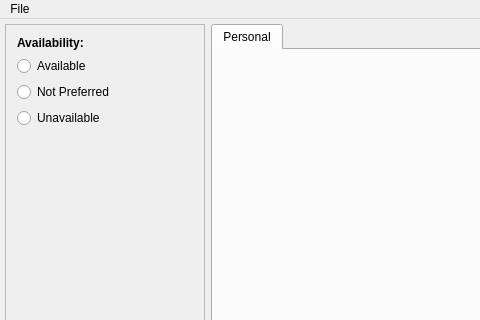
Old version of the form Schedulerdialog.ui in the repository aabarnes/Scheduler; both pictures show x 0 to 480 and y 0 to 320 of the 879 by 760 pixel window.
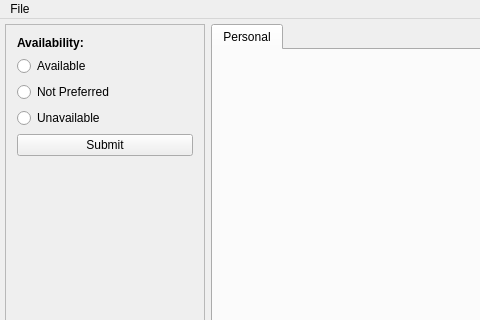
New version of the form. Custom widgets are drawn as their Qt base class.

Commit message:
User Profile, All button, Submit button
implemented All button.
implemented Submit button.
created CommonEnums header and MeetingGroup class.

```diff
--- a/Schedulerdialog.ui
+++ b/Schedulerdialog.ui
@@ -92,6 +92,13 @@
          </item>
         </layout>
        </item>
+       <item>
+        <widget class="QPushButton" name="buttonSubmit">
+         <property name="text">
+          <string>Submit</string>
+         </property>
+        </widget>
+       </item>
        <item>
         <spacer name="verticalSpacer">
          <property name="orientation">
```
Left out of the diff: 2 changed lines with no effect on the pictures. The commit also changes 12 other files.
